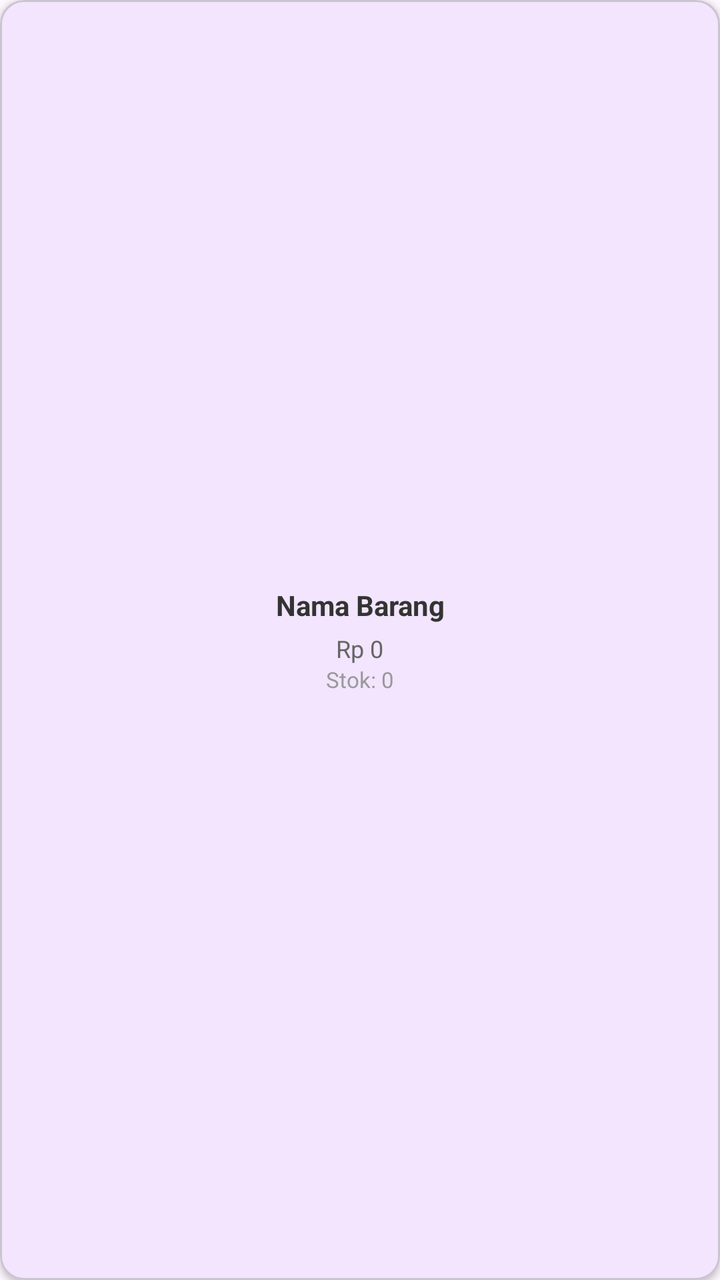
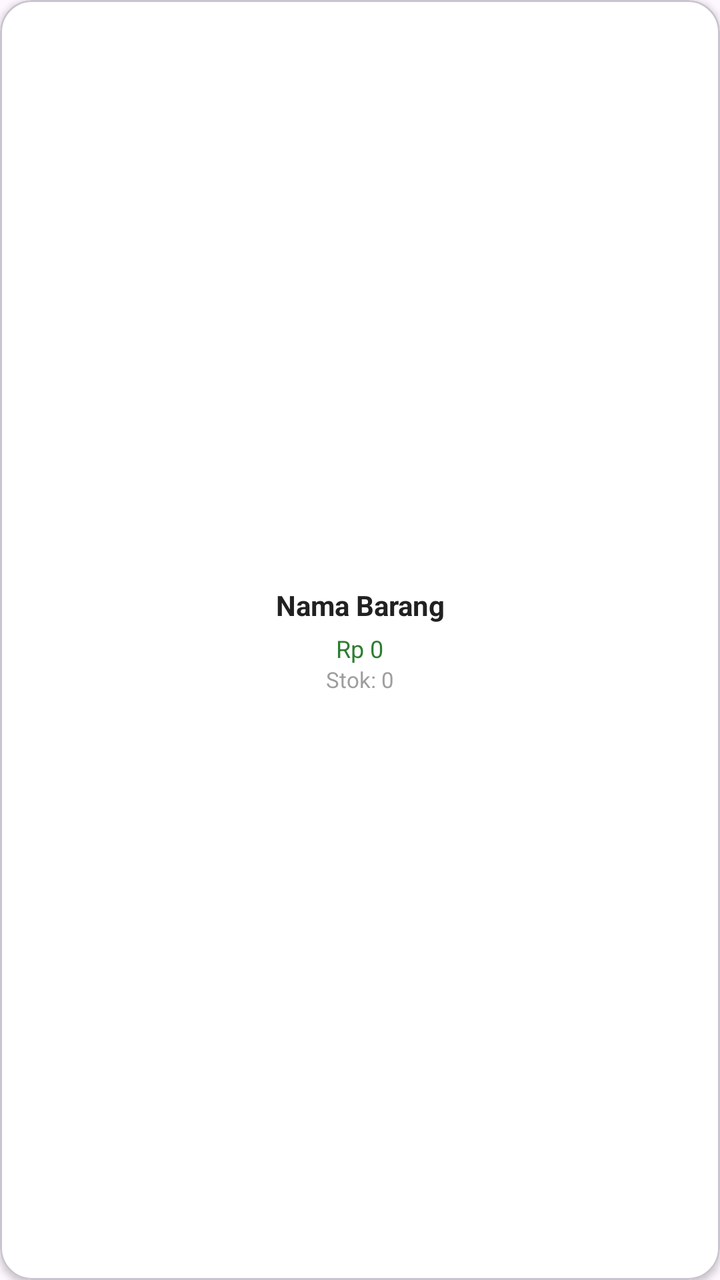

Compare the two renders of this Android layout. The source of the first and the diff that turns it into the second are given below.
<!-- AndroidManifest.xml: application theme Theme.WarungKu -->
<!-- res/layout/item_product_sell.xml -->
<?xml version="1.0" encoding="utf-8"?>
<com.google.android.material.card.MaterialCardView xmlns:android="http://schemas.android.com/apk/res/android"
    xmlns:app="http://schemas.android.com/apk/res-auto"
    android:layout_width="match_parent"
    android:layout_height="120dp"
    android:layout_margin="8dp"
    app:cardElevation="2dp"
    app:cardCornerRadius="12dp"
    app:rippleColor="#20000000">

    <LinearLayout
        android:layout_width="match_parent"
        android:layout_height="match_parent"
        android:orientation="vertical"
        android:padding="12dp"
        android:gravity="center"
        android:background="?attr/selectableItemBackground">

        <TextView
            android:id="@+id/tvProductName"
            android:layout_width="wrap_content"
            android:layout_height="wrap_content"
            android:textSize="14sp"
            android:textStyle="bold"
            android:maxLines="2"
            android:ellipsize="end"
            android:gravity="center"
            android:textColor="#333333"
            android:text="Nama Barang"/>

        <TextView
            android:id="@+id/tvProductPrice"
            android:layout_width="wrap_content"
            android:layout_height="wrap_content"
            android:textSize="12sp"
            android:textColor="#666666"
            android:layout_marginTop="4dp"
            android:text="Rp 0"/>

        <TextView
            android:id="@+id/tvProductStock"
            android:layout_width="wrap_content"
            android:layout_height="wrap_content"
            android:textSize="11sp"
            android:textColor="#999999"
            android:text="Stok: 0"/>

    </LinearLayout>
</com.google.android.material.card.MaterialCardView>
<!-- resources referenced by this layout -->
<resources>
  <style name="Theme.WarungKu" parent="Theme.Material3.DayNight.NoActionBar">
          
          <item name="colorPrimary">@color/purple_500</item>
          
          <item name="colorSecondary">@color/teal_200</item>
          
          <item name="android:statusBarColor">@color/purple_700</item>
          
      </style>
  <color name="purple_500">#FF6200EE</color>
  <color name="teal_200">#FF03DAC5</color>
  <color name="purple_700">#3700B3</color>
</resources>

<!-- the commit's change to res/layout/item_product_sell.xml (unified diff, before → after) -->
@@ -5,7 +5,8 @@
     android:layout_height="120dp"
     android:layout_margin="8dp"
     app:cardElevation="2dp"
-    app:cardCornerRadius="12dp"
+    app:cardCornerRadius="16dp"
+    app:cardBackgroundColor="@color/background"
     app:rippleColor="#20000000">
 
     <LinearLayout
@@ -16,24 +17,37 @@
         android:gravity="center"
         android:background="?attr/selectableItemBackground">
 
-        <TextView
-            android:id="@+id/tvProductName"
-            android:layout_width="wrap_content"
-            android:layout_height="wrap_content"
-            android:textSize="14sp"
-            android:textStyle="bold"
-            android:maxLines="2"
-            android:ellipsize="end"
-            android:gravity="center"
-            android:textColor="#333333"
-            android:text="Nama Barang"/>
+        <RelativeLayout
+            android:layout_width="match_parent"
+            android:layout_height="wrap_content">
+            <TextView
+                android:id="@+id/tvProductName"
+                android:layout_width="wrap_content"
+                android:layout_height="wrap_content"
+                android:layout_centerHorizontal="true"
+                android:textSize="14sp"
+                android:textStyle="bold"
+                android:maxLines="2"
+                android:ellipsize="end"
+                android:gravity="center"
+                android:textColor="@color/text_primary"
+                android:text="Nama Barang"/>
+            <ImageView
+                android:id="@+id/ivFavorite"
+                android:layout_width="20dp"
+                android:layout_height="20dp"
+                android:layout_alignParentEnd="true"
+                android:src="@android:drawable/btn_star_big_on"
+                android:visibility="gone"
+                android:tint="@color/warning"/>
+        </RelativeLayout>
 
         <TextView
             android:id="@+id/tvProductPrice"
             android:layout_width="wrap_content"
             android:layout_height="wrap_content"
             android:textSize="12sp"
-            android:textColor="#666666"
+            android:textColor="@color/primary"
             android:layout_marginTop="4dp"
             android:text="Rp 0"/>
 
@@ -42,7 +56,7 @@
             android:layout_width="wrap_content"
             android:layout_height="wrap_content"
             android:textSize="11sp"
-            android:textColor="#999999"
+            android:textColor="@color/text_hint"
             android:text="Stok: 0"/>
 
     </LinearLayout>
<!-- resource entries referenced after the edit -->
@@ -1,16 +1,20 @@
 <!-- resources referenced by this layout -->
 <resources>
+  <color name="background">#FFFFFF</color>
+  <color name="primary">#2E7D32</color>
+  <color name="text_hint">#9E9E9E</color>
+  <color name="text_primary">#212121</color>
+  <color name="warning">#FF9800</color>
   <style name="Theme.WarungKu" parent="Theme.Material3.DayNight.NoActionBar">
           
-          <item name="colorPrimary">@color/purple_500</item>
+          <item name="colorPrimary">@color/primary</item>
           
-          <item name="colorSecondary">@color/teal_200</item>
+          <item name="colorSecondary">@color/accent</item>
           
-          <item name="android:statusBarColor">@color/purple_700</item>
+          <item name="android:statusBarColor">@color/primary_dark</item>
           
       </style>
-  <color name="purple_500">#FF6200EE</color>
-  <color name="teal_200">#FF03DAC5</color>
-  <color name="purple_700">#3700B3</color>
+  <color name="accent">#64B5F6</color>
+  <color name="primary_dark">#1B5E20</color>
 </resources>
 
